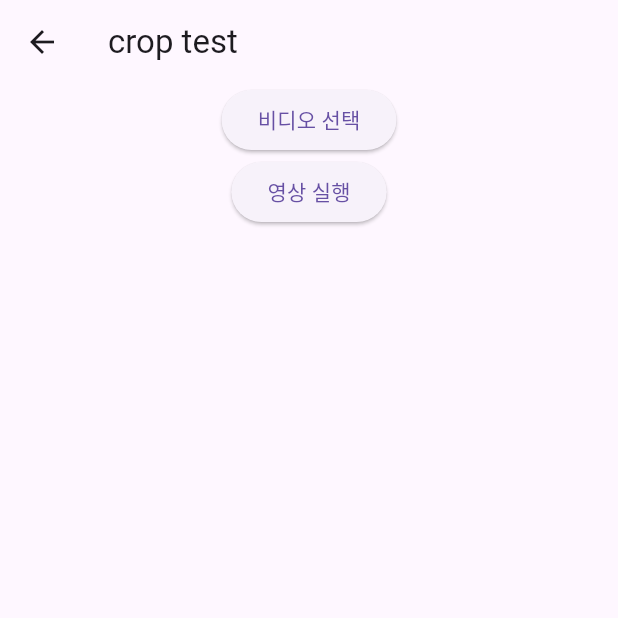
After one commit to hu5768/mlkit-FollowVideo, a Flutter app: the VideoCropTest screen opened directly, on a phone screen of 412 x 824 dp, the top half of it. The commit adds this screen. Run offline on Flutter 3.47's test engine with Material 3 defaults, Android fonts, the light colour scheme and no system bars; our stand-ins replace camera, file_picker, get, permission_handler, video_player; missing offline and left inert: ffmpeg_kit_flutter_full, google_mlkit_object_detection, google_mlkit_pose_detection.

Commit message:
크롭 테스트 페이지 완성

```diff
--- a/lib/controllers/video_pose_controller.dart
+++ b/lib/controllers/video_pose_controller.dart
@@ -103,7 +103,8 @@ class VideoPoseController extends GetxController {
     int currentFrame = (poseHistory.length * _elapsedMs / totalMs).floor();
 
     final current = controller.value?.value.position.inMilliseconds ?? 1;
-    if (current < 100) {
+    //print('current : $current');
+    if (current < 400 && _elapsedMs != 0) {
       _elapsedMs = 0;
     }
     if (currentFrame < poseHistory.length) {
--- /dev/null
+++ b/lib/views/video_crop_test.dart
@@ -0,0 +1,47 @@
+import 'package:flutter/foundation.dart';
+import 'package:flutter/material.dart';
+import 'package:flutter/widgets.dart';
+import 'package:follow_video/controllers/video_crop_controller.dart';
+import 'package:get/get.dart';
+import 'package:video_player/video_player.dart';
+
+class VideoCropTest extends StatelessWidget {
+  VideoCropTest({super.key});
+
+  final VideoCropController videoController = Get.put(VideoCropController());
+
+  @override
+  Widget build(BuildContext context) {
+    return Scaffold(
+      appBar: AppBar(title: const Text('crop test')),
+      body: Center(
+        child: Column(
+          crossAxisAlignment: CrossAxisAlignment.center,
+          children: [
+            ElevatedButton(
+              onPressed: videoController.pickVideo,
+              child: const Text('비디오 선택'),
+            ),
+            ElevatedButton(
+              onPressed: videoController.togglePlayPause,
+              child: const Text('영상 실행'),
+            ),
+            Obx(() {
+              final player = videoController.controller.value;
+              if (player != null && player.value.isInitialized) {
+                return SizedBox(
+                  width: MediaQuery.of(context).size.width * 0.8,
+                  child: AspectRatio(
+                    aspectRatio: player.value.aspectRatio,
+                    child: VideoPlayer(player),
+                  ),
+                );
+              }
+              return const SizedBox.shrink();
+            }),
+          ],
+        ),
+      ),
+    );
+  }
+}
```
Also changed, not shown: lib/controllers/video_crop_controller.dart (added, +160 -0 lines), lib/views/mene_page.dart (+16 -1 lines), lib/views/video_pose_detection.dart (+7 -4 lines), 1 other file.
